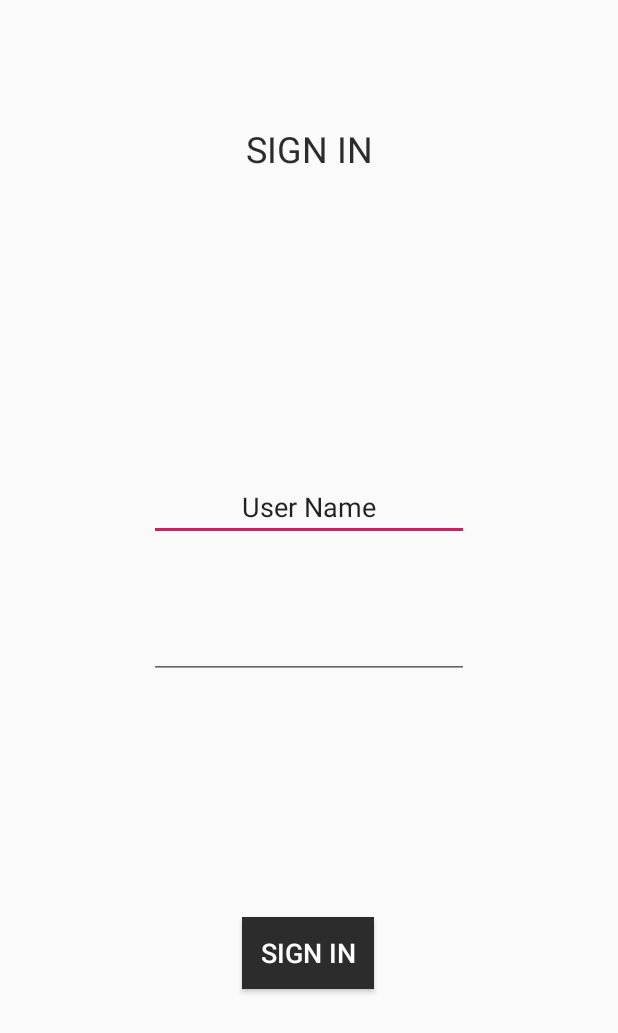
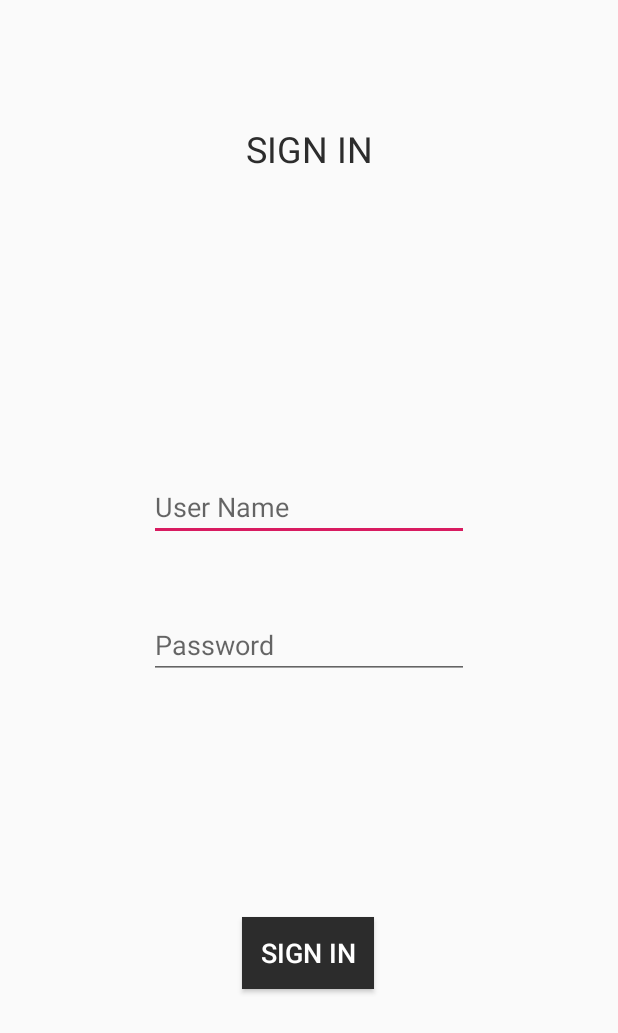
Before and after one commit to TheArKaID/Sicurezza, an Android app: the PageSignIn screen opened directly, with no data from a screen before it, after a tap on "SIGN IN", on a phone screen of 412 x 824 dp. Shown: the top 1033 px of the screen. Run offline under Robolectric (Android 15) with nearby library versions, the phone set to English and light mode, and no system bars; our stand-ins replace Volley.

Commit message:
Fix ServerAPI, add empty checker of Username and Password, and use Internet permission

```diff
--- a/app/src/main/AndroidManifest.xml
+++ b/app/src/main/AndroidManifest.xml
@@ -1,6 +1,8 @@
 <?xml version="1.0" encoding="utf-8"?>
 <manifest xmlns:android="http://schemas.android.com/apk/res/android"
     package="id.ac.umy.unires.sicurezza">
+
+    <uses-permission android:name="android.permission.INTERNET" />
 
     <application
         android:allowBackup="true"
--- a/app/src/main/java/id/ac/umy/unires/sicurezza/PageSignIn.java
+++ b/app/src/main/java/id/ac/umy/unires/sicurezza/PageSignIn.java
@@ -4,6 +4,7 @@ import android.app.ProgressDialog;
 import android.content.Intent;
 import android.support.v7.app.AppCompatActivity;
 import android.os.Bundle;
+import android.text.TextUtils;
 import android.util.Log;
 import android.view.View;
 import android.widget.Button;
@@ -25,27 +26,33 @@ import static id.ac.umy.unires.sicurezza.utils.ServerAPI.LoginURL;
 public class PageSignIn extends AppCompatActivity {
 
     ProgressDialog progrss;
+    String Username, Password;
+    EditText etUser, etPass;
     @Override
     protected void onCreate(Bundle savedInstanceState) {
         super.onCreate(savedInstanceState);
         setContentView(R.layout.activity_page_sign_in);
         getSupportActionBar().hide();
 
-        EditText etUser = findViewById(R.id.etUsername);
-        EditText etPass = findViewById(R.id.etPassword);
-        final String Username = etUser.getText().toString();
-        final String Password = etPass.getText().toString();
+        etUser = findViewById(R.id.etUsername);
+        etPass = findViewById(R.id.etPassword);
+
 
         Button btnsignin2 = findViewById(R.id.button2);
         btnsignin2.setOnClickListener(new View.OnClickListener() {
             @Override
             public void onClick(View v) {
+                Username = etUser.getText().toString();
+                Password = etPass.getText().toString();
                 signingIn(Username, Password);
             }
         });
     }
 
     private void signingIn(final String username, final String password) {
+        if(TextUtils.isEmpty(username) || TextUtils.isEmpty(password)){
+            Toaster("Usernname atau Password harus diisi");
+        }else{
             ProgressBar();
             StringRequest request = new StringRequest(Request.Method.POST, LoginURL,
                     new Response.Listener<String>() {
@@ -79,6 +86,7 @@ public class PageSignIn extends AppCompatActivity {
             };
             Volley.newRequestQueue(this).add(request);
         }
+    }
 
     private void Toaster(String response) {
         Toast.makeText(this, response, Toast.LENGTH_SHORT).show();
--- a/app/src/main/res/layout/activity_page_sign_in.xml
+++ b/app/src/main/res/layout/activity_page_sign_in.xml
@@ -30,9 +30,8 @@
         android:layout_marginEnd="8dp"
         android:layout_marginBottom="8dp"
         android:ems="10"
-        android:inputType="textPersonName"
-        android:text="@string/userName"
-        android:textAlignment="center"
+        android:inputType="text"
+        android:hint="@string/userName"
         app:layout_constraintBottom_toTopOf="@+id/etPassword"
         app:layout_constraintEnd_toEndOf="parent"
         app:layout_constraintStart_toStartOf="parent"
@@ -47,6 +46,7 @@
         android:layout_marginEnd="8dp"
         android:layout_marginBottom="8dp"
         android:ems="10"
+        android:hint="@string/password"
         android:inputType="textPassword"
         app:layout_constraintBottom_toTopOf="@+id/button2"
         app:layout_constraintEnd_toEndOf="parent"
```
Also changed, not shown: app/src/main/java/id/ac/umy/unires/sicurezza/utils/ServerAPI.java (+6 -6 lines). Lines whose indentation alone changed are shown as unchanged.
